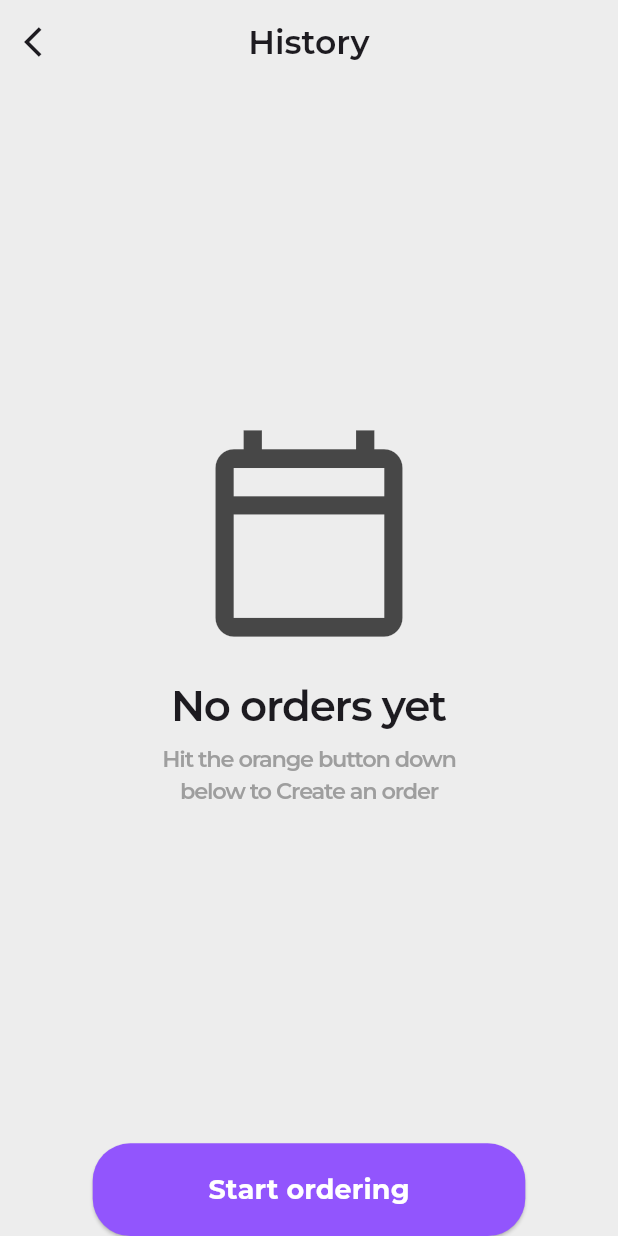
After one commit to RENEEV18/Food-Delivery-UI, a Flutter app: the OrdersScreen screen opened directly, on a phone screen of 412 x 824 dp. The commit adds this screen. Run offline on Flutter 3.47's test engine with Material 2 defaults, Android fonts, the phone set to English and light mode, and no system bars.

Commit message:
orders,search not found,network screen,history and offer screen Completed successfully

```diff
--- a/lib/main.dart
+++ b/lib/main.dart
@@ -1,6 +1,6 @@
 import 'package:flutter/material.dart';
 import 'package:flutter/services.dart';
-import 'package:food_delivery_ui/view/screens/history/history.dart';
+import 'package:food_delivery_ui/view/screens/history_screen/history.dart';
 import 'package:food_delivery_ui/view/screens/splash_screen/splash_screen.dart';
 
 void main() {
--- /dev/null
+++ b/lib/view/screens/orders_screen/orders_screen.dart
@@ -0,0 +1,63 @@
+import 'package:flutter/material.dart';
+import 'package:food_delivery_ui/common/colors/colors.dart';
+import 'package:food_delivery_ui/common/const/const.dart';
+import 'package:food_delivery_ui/view/screens/login_screen/login_screen.dart';
+import 'package:food_delivery_ui/widgets/button.dart';
+
+class OrdersScreen extends StatelessWidget {
+  const OrdersScreen({super.key});
+
+  @override
+  Widget build(BuildContext context) {
+    return Scaffold(
+      appBar: AppBar(
+        leading: IconButton(
+          onPressed: () {},
+          icon: const Icon(Icons.arrow_back_ios),
+        ),
+        centerTitle: true,
+        title: const Text(
+          "History",
+          style: TextStyle(fontWeight: FontWeight.w600),
+        ),
+      ),
+      body: SafeArea(
+        child: Center(
+          child: Column(
+            mainAxisAlignment: MainAxisAlignment.center,
+            children: [
+              const Spacer(),
+              Icon(
+                Icons.calendar_today_outlined,
+                size: 150,
+                color: Colors.black.withOpacity(0.7),
+              ),
+              AppSizedBox.kHeight,
+              const Text(
+                'No orders yet',
+                style: TextStyle(
+                  fontSize: 28,
+                  fontWeight: FontWeight.w600,
+                  letterSpacing: -0.8,
+                ),
+              ),
+              AppSizedBox.kHeight5,
+              const Text(
+                'Hit the orange button down\nbelow to Create an order',
+                textAlign: TextAlign.center,
+                style: TextStyle(
+                  fontSize: 15,
+                  fontWeight: FontWeight.w600,
+                  letterSpacing: -0.8,
+                  color: AppColors.kGrey,
+                ),
+              ),
+              const Spacer(),
+              const ButtonWidget(screen: LoginScreen(), text: "Start ordering")
+            ],
+          ),
+        ),
+      ),
+    );
+  }
+}
```
Also changed, not shown: lib/view/screens/internet_exception_screen/internet_exception_screen.dart (added, +51 -0 lines), lib/view/screens/my_offer_screen/my_offer_screen.dart (added, +56 -0 lines), lib/view/screens/search_screen/serach_screen.dart (added, +60 -0 lines), lib/view/screens/history_screen/history.dart (renamed from lib/view/screens/history/history.dart).
